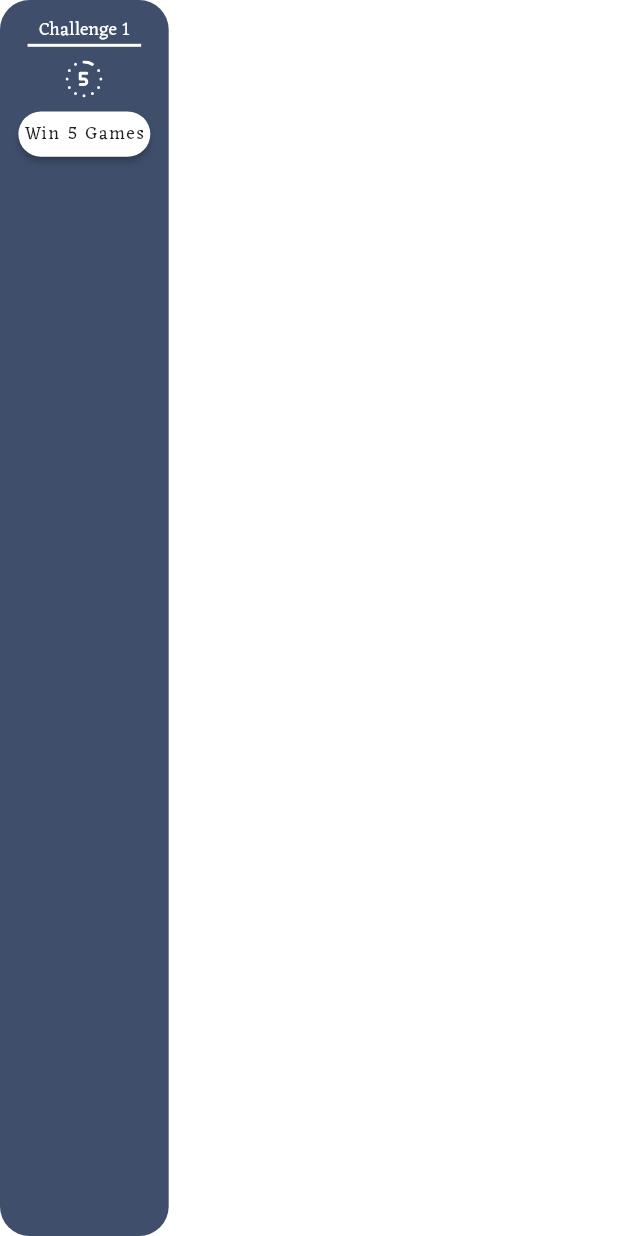
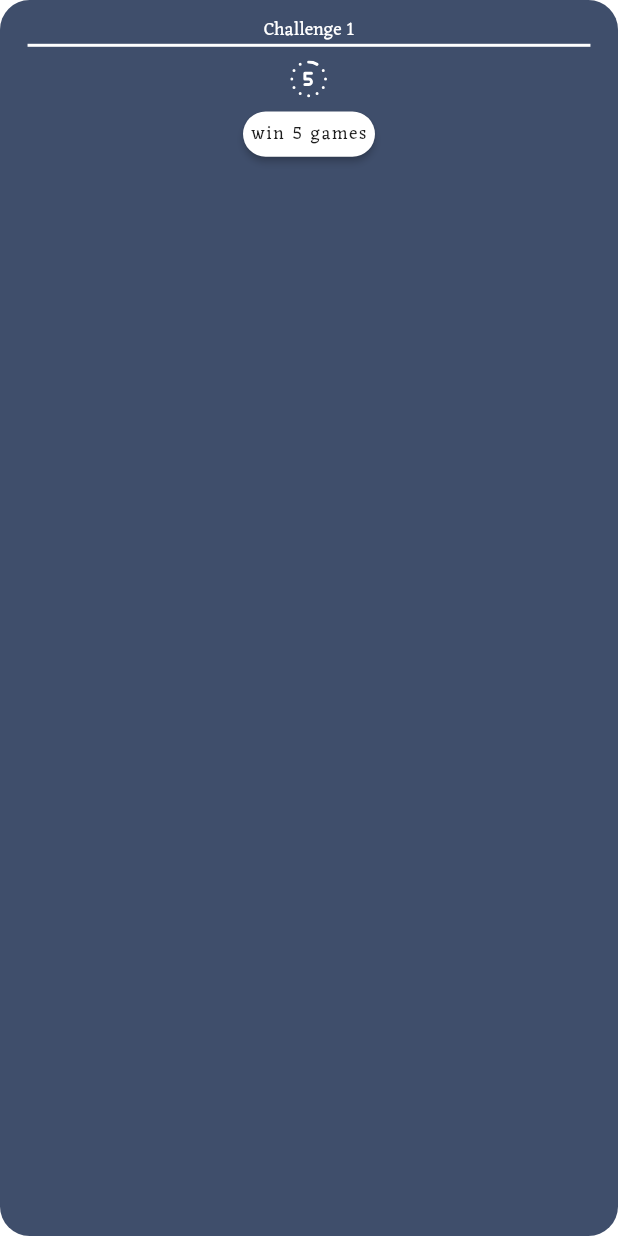
Before and after one commit to aconitum001/Tic-Tac-Toe, a Flutter app: the ChallengesGridViewItem widget shown alone on an empty page, opened directly, on a phone screen of 412 x 824 dp. Run offline on Flutter 3.47's test engine with Material 3 defaults, Android fonts, the phone set to English and light mode, and no system bars; our stand-ins replace bloc, carousel_slider, confetti, flutter_bloc, flutter_screenutil, flutter_staggered_animations and 8 more; accounts and stored records are empty.

Commit message:
challenges view ui done

```diff
--- a/lib/features/create_user/presentation/views/widgets/custom_grid_view_button.dart
+++ b/lib/features/create_user/presentation/views/widgets/custom_grid_view_button.dart
@@ -10,14 +10,16 @@ class CustomGridViewButton extends StatelessWidget {
 
   @override
   Widget build(BuildContext context) {
-    return MaterialButton(
+    return Padding(
+      padding: EdgeInsets.symmetric(horizontal: 8.w),
+      child: MaterialButton(
         disabledColor:
             Theme.of(context).colorScheme.primaryContainer.withOpacity(0.6),
         onPressed: onPressed,
         shape: RoundedRectangleBorder(
           borderRadius: BorderRadius.circular(21.24.r),
         ),
-      padding: EdgeInsets.symmetric(vertical: 5.h),
+        padding: EdgeInsets.symmetric(vertical: 5.h, horizontal: 2.w),
         height: 30.h,
         color: Theme.of(context).colorScheme.primaryContainer,
         child: Text(
@@ -27,6 +29,7 @@ class CustomGridViewButton extends StatelessWidget {
           ),
           overflow: TextOverflow.ellipsis,
         ),
+      ),
     );
   }
 }
--- a/lib/features/game/presentation/views/widgets/challenges_grid_view_item.dart
+++ b/lib/features/game/presentation/views/widgets/challenges_grid_view_item.dart
@@ -12,7 +12,6 @@ class ChallengesGridViewItem extends StatelessWidget {
   @override
   Widget build(BuildContext context) {
     return Container(
-      width: 113.w,
       decoration: BoxDecoration(
         color: Theme.of(context).colorScheme.onPrimary,
         borderRadius: BorderRadius.circular(21.42.r),
@@ -40,7 +39,7 @@ class ChallengesGridViewItem extends StatelessWidget {
             color: AppColors.grey3,
           ),
           CustomGridViewButton(
-            text: "Win 5 Games",
+            text: "win 5 games",
             onPressed: () {},
           )
         ],
--- a/pubspec.yaml
+++ b/pubspec.yaml
@@ -36,6 +36,7 @@ dependencies:
     sdk: flutter
   flutter_bloc: ^8.1.5
   flutter_screenutil: ^5.9.3
+  flutter_staggered_animations: ^1.1.1
   flutter_svg: ^2.0.10+1
   flutter_switch: ^0.3.2
   get_it: ^7.7.0
```
Also changed, not shown: lib/features/game/presentation/views/widgets/challenges_view_body.dart (+41 -1 lines), pubspec.lock. Lines whose indentation alone changed are shown as unchanged.
